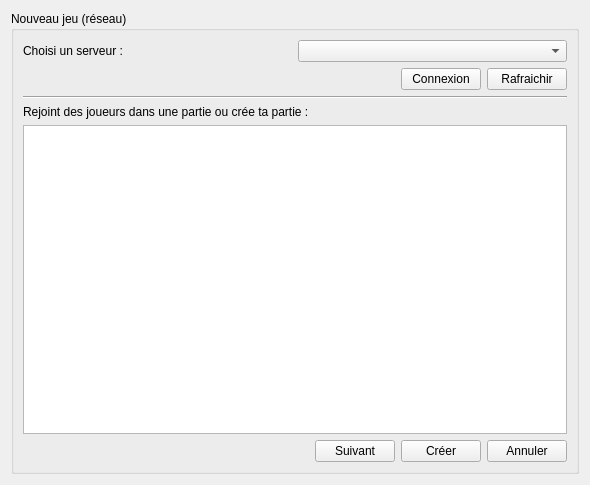
paboccard/Projet_Prog_Jeu, file StreetCar/StreetCar/NewNetworkGame.ui: the form before one commit.
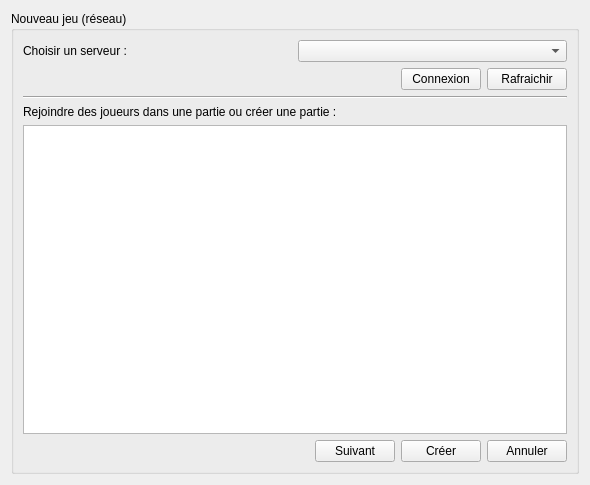
The form after the commit.

What changed in the file:
```diff
--- a/StreetCar/StreetCar/NewNetworkGame.ui
+++ b/StreetCar/StreetCar/NewNetworkGame.ui
@@ -25,7 +25,7 @@
         <item>
          <widget class="QLabel" name="label">
           <property name="text">
-           <string>Choisi un serveur :</string>
+           <string>Choisir un serveur :</string>
           </property>
          </widget>
         </item>
@@ -75,7 +75,7 @@
       <item>
        <widget class="QLabel" name="label_2">
         <property name="text">
-         <string>Rejoint des joueurs dans une partie ou crée ta partie :</string>
+         <string>Rejoindre des joueurs dans une partie ou créer une partie :</string>
         </property>
        </widget>
       </item>
```
